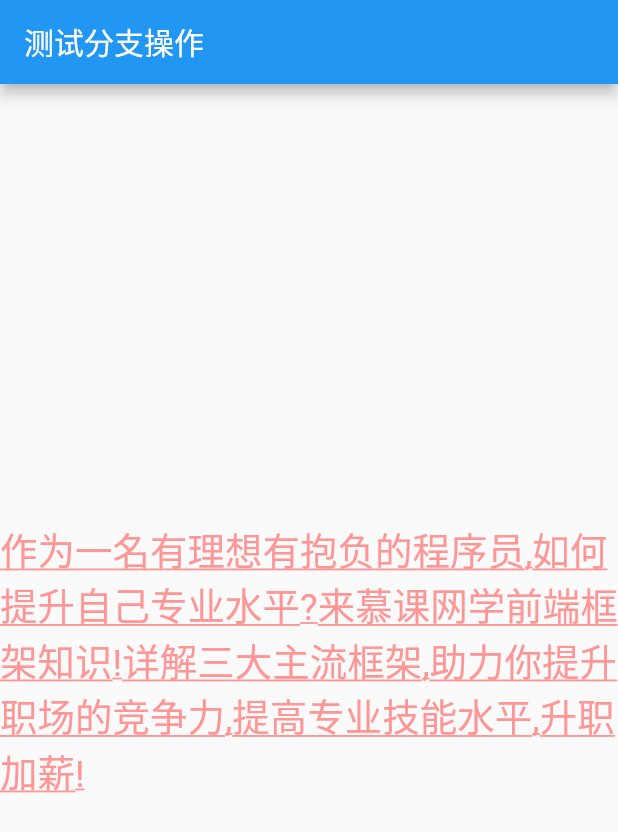
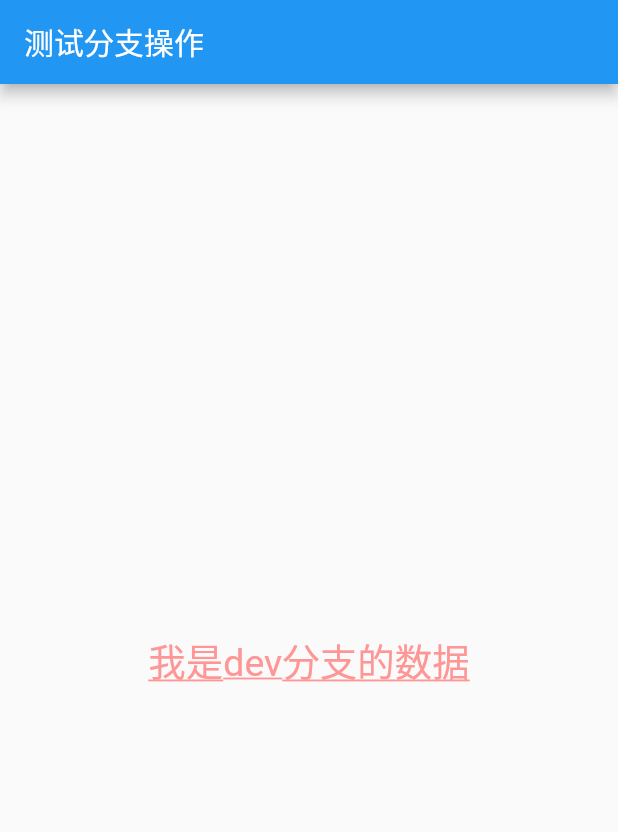
Before and after one commit to zhuzilyy/flutter_app, a Flutter app: the screen it shows after launch, on a phone screen of 412 x 824 dp. Shown: the top 832 px of the screen. Run offline on Flutter 3.47's test engine with Material 2 defaults, Android fonts, the phone set to English and light mode, and no system bars.

```diff
--- a/lib/main.dart
+++ b/lib/main.dart
@@ -15,7 +15,7 @@ class MyApp extends StatelessWidget{
         ),
         body: Center(
           child: Text(
-                  "作为一名有理想有抱负的程序员,如何提升自己专业水平?来慕课网学前端框架知识!详解三大主流框架,助力你提升职场的竞争力,提高专业技能水平,升职加薪!",
+                  "我是dev分支的数据",
             textAlign: TextAlign.left,
         /*    maxLines: 1,
             overflow: TextOverflow.ellipsis,*/
```
